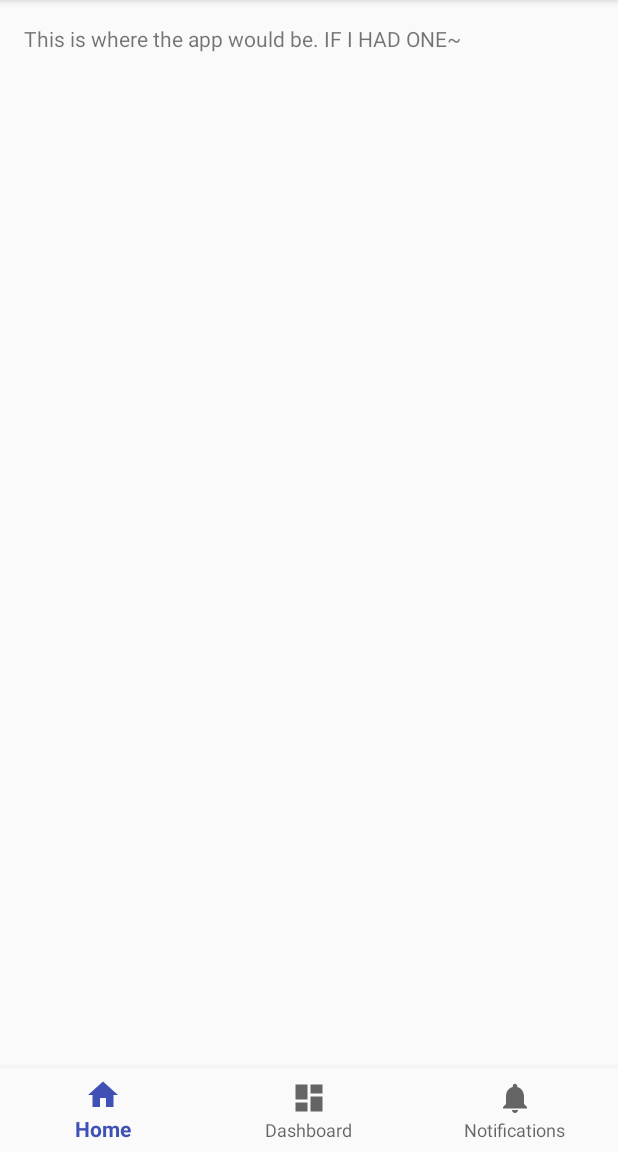
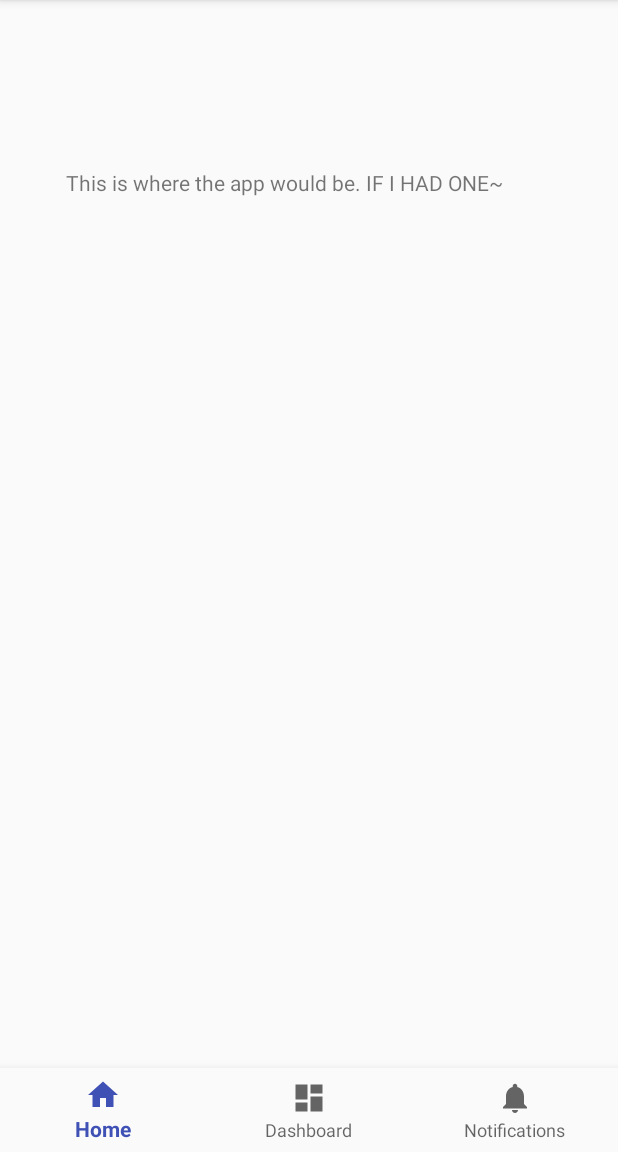
Before and after one commit to FridayAfternoon4155/CampusSpotlight, an Android app: the screen it shows after launch (MainActivity), on a phone screen of 412 x 824 dp, the part 84-1236 px from its top. Run offline under Robolectric (Android 15) with nearby library versions, the light colour scheme and no system bars.

Commit message:
Test Commit 2.

```diff
--- a/app/src/main/res/layout/activity_main.xml
+++ b/app/src/main/res/layout/activity_main.xml
@@ -11,8 +11,8 @@
         android:id="@+id/message"
         android:layout_width="wrap_content"
         android:layout_height="wrap_content"
-        android:layout_marginLeft="@dimen/activity_horizontal_margin"
-        android:layout_marginTop="@dimen/activity_vertical_margin"
+        android:layout_marginLeft="44dp"
+        android:layout_marginTop="112dp"
         android:text="@string/APP"
         app:layout_constraintLeft_toLeftOf="parent"
         app:layout_constraintTop_toTopOf="parent" />
```
